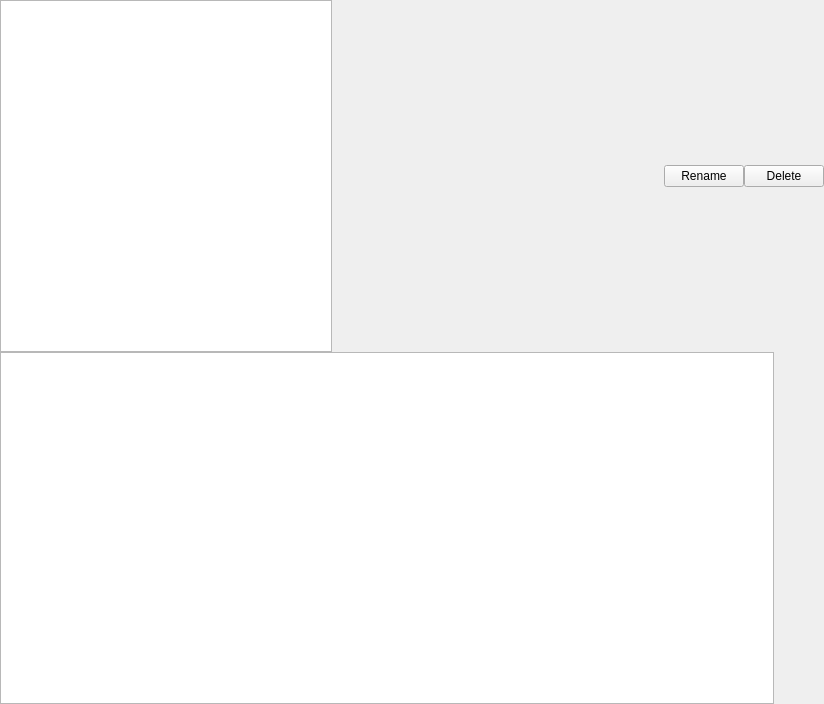
Above: gui/ui/FileExplorerFrame.ui from nico88chessa/MIBDV before the change. Below: the same form after it.
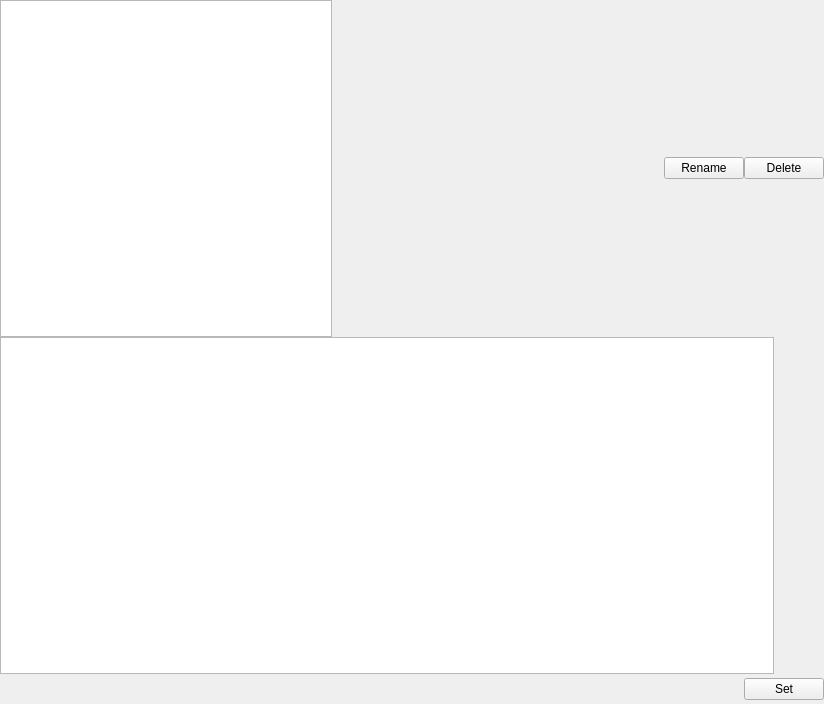
That is the form after the change. Custom widgets are drawn as their Qt base class.

Commit message: agganciato logica per selezionare file al frame TestFrame (con signals/slots); aggiunto metodo in Utils per leggere solo l'header del file .json; modificato leggermente filtro file (non viene piu' creato un file temporaneo); aggiunto voce FileExplorer in main;

Diff of the .ui file:
```diff
--- a/gui/ui/FileExplorerFrame.ui
+++ b/gui/ui/FileExplorerFrame.ui
@@ -145,6 +145,59 @@
      </layout>
     </widget>
    </item>
+   <item row="2" column="0">
+    <widget class="QFrame" name="bottom">
+     <property name="minimumSize">
+      <size>
+       <width>30</width>
+       <height>30</height>
+      </size>
+     </property>
+     <property name="frameShape">
+      <enum>QFrame::NoFrame</enum>
+     </property>
+     <property name="frameShadow">
+      <enum>QFrame::Plain</enum>
+     </property>
+     <layout class="QHBoxLayout" name="horizontalLayout_2">
+      <property name="spacing">
+       <number>0</number>
+      </property>
+      <property name="leftMargin">
+       <number>0</number>
+      </property>
+      <property name="topMargin">
+       <number>0</number>
+      </property>
+      <property name="rightMargin">
+       <number>0</number>
+      </property>
+      <property name="bottomMargin">
+       <number>0</number>
+      </property>
+      <item>
+       <spacer name="horizontalSpacer_2">
+        <property name="orientation">
+         <enum>Qt::Horizontal</enum>
+        </property>
+        <property name="sizeHint" stdset="0">
+         <size>
+          <width>40</width>
+          <height>20</height>
+         </size>
+        </property>
+       </spacer>
+      </item>
+      <item>
+       <widget class="QPushButton" name="pbSetFile">
+        <property name="text">
+         <string>Set</string>
+        </property>
+       </widget>
+      </item>
+     </layout>
+    </widget>
+   </item>
   </layout>
  </widget>
  <customwidgets>
```
The commit also changes 10 other files.
